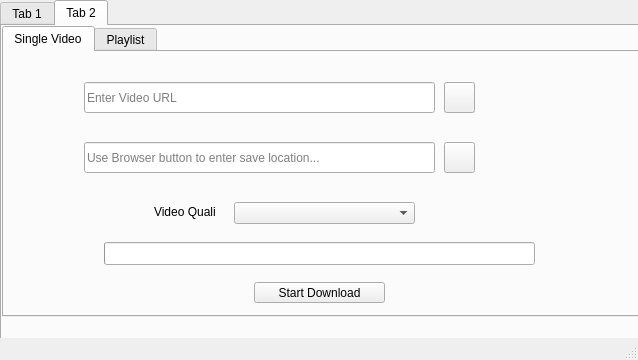
The window that Project Code/GUI/main.ui (NSU-SU19CSE299S08/SU19CSE299S08G02NSU) describes before a commit, drawn with Qt 5.
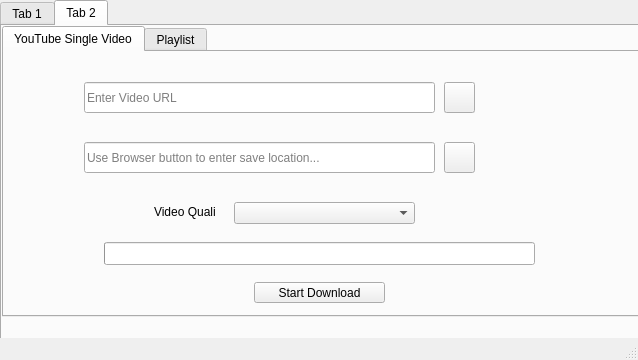
The same window after the commit. Icons and pictures are not drawn.

```diff
--- a/Project Code/GUI/main.ui
+++ b/Project Code/GUI/main.ui
@@ -172,7 +172,7 @@
       </property>
       <widget class="QWidget" name="tab_5">
        <attribute name="title">
-        <string>Single Video</string>
+        <string>YouTube Single Video</string>
        </attribute>
        <widget class="QLineEdit" name="lineEdit_7">
         <property name="geometry">
```
